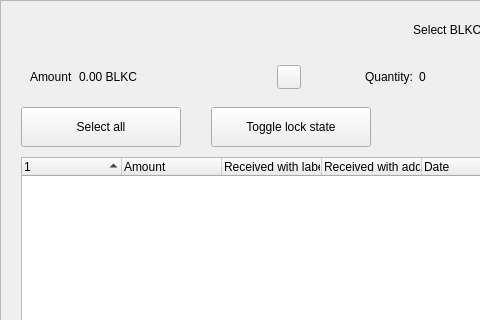
Before: the Qt Designer form src/qt/forms/coincontroldialog.ui in BlackHatCoin/BlackHatWallet, drawn with Qt 5; both pictures show x 0 to 480 and y 0 to 320 of the 1000 by 650 pixel window.
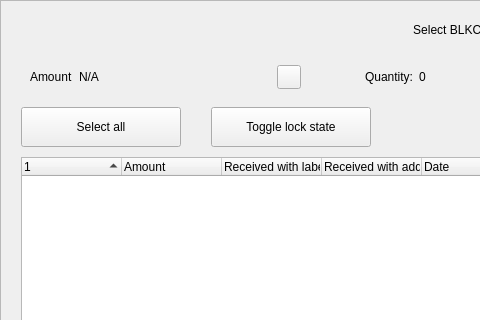
After: the same form once the commit is applied. Custom widgets are drawn as their Qt base class.

Diff of the .ui file:
```diff
--- a/src/qt/forms/coincontroldialog.ui
+++ b/src/qt/forms/coincontroldialog.ui
@@ -144,7 +144,7 @@
            <item>
             <widget class="QLabel" name="labelCoinControlAmount">
              <property name="text">
-              <string>0.00 BLKC</string>
+              <string notr="true">N/A</string>
              </property>
             </widget>
            </item>
```
Left out of the diff: 6 changed lines with no effect on the pictures.
